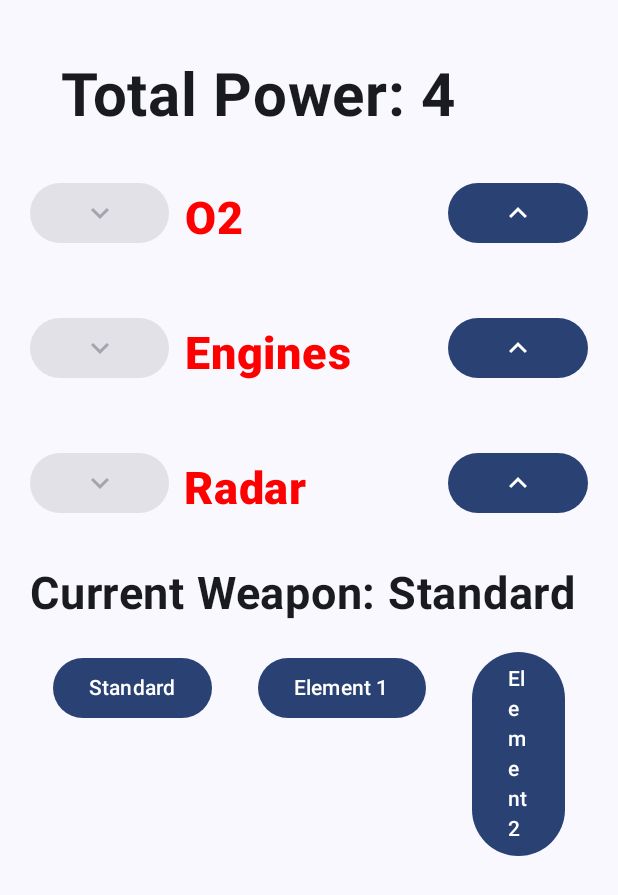
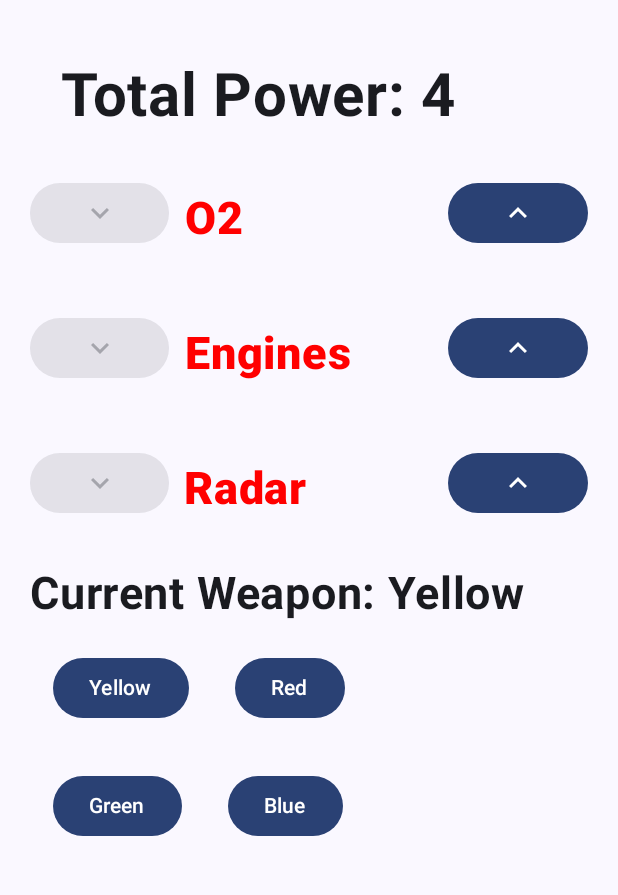
Before and after one commit to Alice-Lesmes/AsymetricalAsteroids, an Android app built with Jetpack Compose: the screen it shows after launch (MainActivity), after a tap on "Good luck...", on a phone screen of 412 x 824 dp. Shown: the top 895 px of the screen. Run offline under Robolectric (Android 15) with nearby library versions, the phone set to English and light mode, and no system bars; network calls fail.

Commit message:
This is a *lot* of android files, probably *too* many tbh

```diff
--- a/Android/Phone_Client/app/src/main/java/com/example/asymetricasteroids/MainActivity.kt
+++ b/Android/Phone_Client/app/src/main/java/com/example/asymetricasteroids/MainActivity.kt
@@ -61,8 +61,8 @@ class MainActivity : ComponentActivity() {
 
 @Composable
 fun mainView(data: Data) {
-    val SERVER_ADDRESS = "192.168.0.12"
-    val PORT = 8009
+    val SERVER_ADDRESS = "192.168.233.244"
+    val PORT = 8000
 
     // Triggers on first launch and connects to server
     Alert(SERVER_ADDRESS, PORT, data)
@@ -280,18 +280,28 @@ fun WeaponText(current_weapon: String) {
 
 @Composable
 fun ElementSelect(data: Data) {
-    var CurrentWeapon by remember { mutableStateOf("Standard") }
+    var CurrentWeapon by remember { mutableStateOf("Yellow") }
 
     Column {
         WeaponText(current_weapon = CurrentWeapon)
 
-        Row(modifier = Modifier.fillMaxWidth()) {
-            for (weapon in arrayOf("Standard", "Element 1", "Element 2"))
-                ElementalWeapon(
-                    name = weapon,
-                    onButtonPress = { CurrentWeapon = weapon;
-                        data.updateElement(weapon) },
-                    modifier = Modifier.weight(1f))
+        Column(modifier = Modifier.fillMaxWidth()) {
+            Row {
+                for (weapon in arrayOf("Yellow", "Red"))
+                    ElementalWeapon(
+                        name = weapon,
+                        onButtonPress = { CurrentWeapon = weapon;
+                            data.updateElement(weapon) },
+                        modifier = Modifier.weight(1f))
+            }
+            Row {
+                for (weapon in arrayOf("Green", "Blue"))
+                        ElementalWeapon(
+                        name = weapon,
+                        onButtonPress = { CurrentWeapon = weapon;
+                            data.updateElement(weapon) },
+                        modifier = Modifier.weight(1f))
+            }
 
 
         }
```
Also changed, not shown: Android/Phone_Client/app/src/main/java/com/example/asymetricasteroids/Client.kt (+7 -6 lines), 684 other files.
